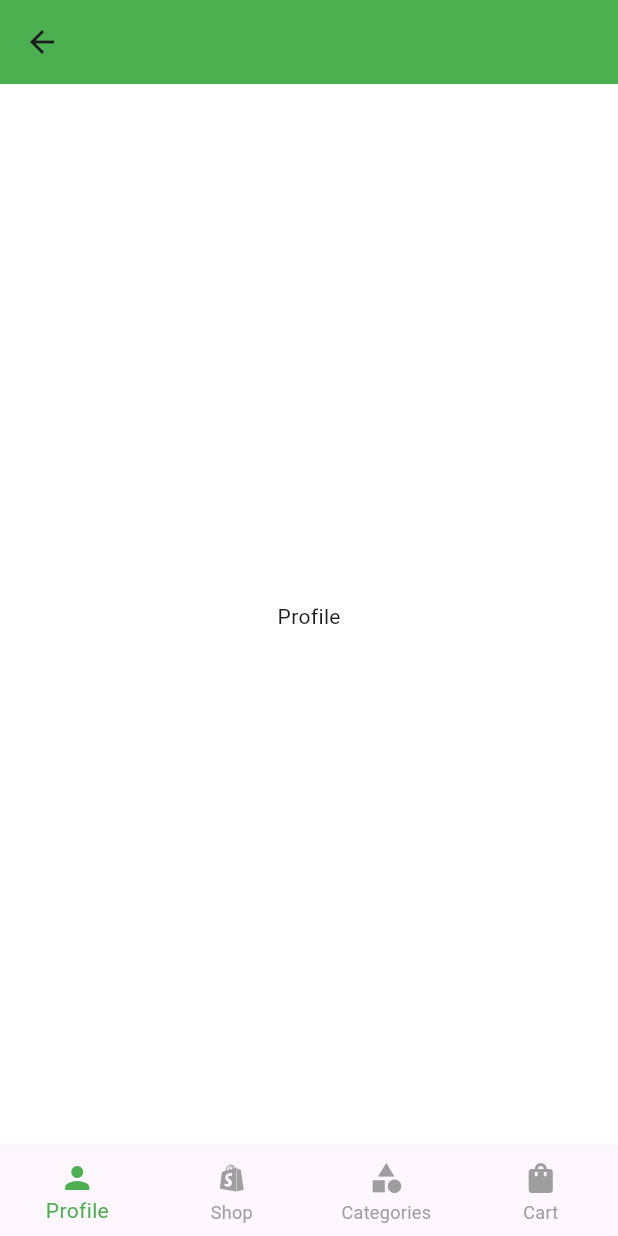
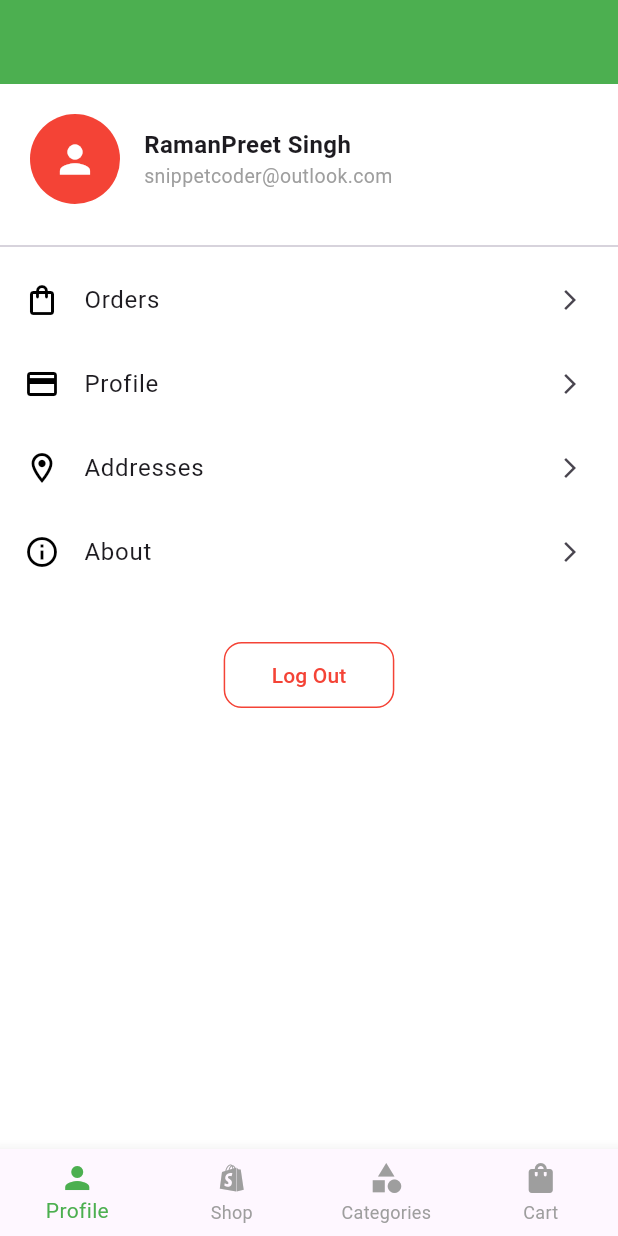
Before and after one commit to hosobaomat/ITSS, a Flutter app: the HomePage screen opened directly, on a phone screen of 412 x 824 dp. Run offline on Flutter 3.47's test engine with Material 3 defaults, Android fonts, the light colour scheme and no system bars.

Commit message:
giao dien cac tab

```diff
--- a/Login Menu/login_menu/lib/pages/home_page.dart
+++ b/Login Menu/login_menu/lib/pages/home_page.dart
@@ -1,4 +1,8 @@
 import 'package:flutter/material.dart';
+import 'package:login_menu/pages/cart_tab.dart';
+import 'package:login_menu/pages/categories_tab.dart';
+import 'package:login_menu/pages/profil_tab.dart';
+import 'package:login_menu/pages/shop_tab.dart';
 
 class HomePage extends StatefulWidget {
   const HomePage({super.key});
@@ -43,131 +47,16 @@
         index: _selectedIndex,
         children: [
           // Tab profile
-          const Center(child: Text('Profile')),
+          ProfilTab(),
 
           // Tab Shop
-          Center(
-            child: Column(
-              children: [
-                // Thanh tìm kiếm
-                Padding(
-                  padding: const EdgeInsets.all(16.0),
-                  child: TextField(
-                    decoration: InputDecoration(
-                      hintText: 'Tìm kiếm sản phẩm...',
-                      prefixIcon: Icon(Icons.search),
-                      border: OutlineInputBorder(
-                        borderRadius: BorderRadius.circular(12.0),
-                        borderSide: BorderSide(color: Colors.green),
-                      ),
-                    ),
-                  ),
-                ),
-              ],
-            ),
-          ),
+          ShopTab(),
 
           // Tab Categories
-          Center(
-            child: Column(
-              crossAxisAlignment: CrossAxisAlignment.start,
-              children: [
-                // Tiêu đề "All Categories"
-                Center(
-                  child: Padding(
-                    padding: const EdgeInsets.all(16.0),
-                    child: Text(
-                      'All Categories',
-                      style: TextStyle(
-                        fontSize: 24,
-                        fontWeight: FontWeight.bold,
-                        color: Colors.black,
-                      ),
-                    ),
-                  ),
-                ),
-                // Danh sách các category
-                Expanded(
-                  child: ListView(
-                    children: const [
-                      ListTile(
-                        title: Text('Category 1'),
-                        leading: Icon(Icons.category),
-                      ),
-                      ListTile(
-                        title: Text('Category 2'),
-                        leading: Icon(Icons.category),
-                      ),
-                      ListTile(
-                        title: Text('Category 3'),
-                        leading: Icon(Icons.category),
-                      ),
-                      ListTile(
-                        title: Text('Category 4'),
-                        leading: Icon(Icons.category),
-                      ),
-                    ],
-                  ),
-                ),
-              ],
-            ),
-          ),
+          CategoriesTab(),
 
           // Tab Cart
-          Center(
-            child: Column(
-              crossAxisAlignment: CrossAxisAlignment.center,
-              children: [
-                // Tiêu đề "My Cart"
-                Padding(
-                  padding: const EdgeInsets.all(16.0),
-                  child: Text(
-                    'My Cart',
-                    style: TextStyle(
-                      fontSize: 24,
-                      fontWeight: FontWeight.bold,
-                      color: Colors.black,
-                    ),
-                  ),
-                ),
-                // Nút chọn danh sách theo ngày
-                Padding(
-                  padding: const EdgeInsets.all(16.0),
-                  child: Column(
-                    children: [
-                      ElevatedButton(
-                        onPressed: () {
-                          // Logic để chọn ngày
-                        },
-                        style: ElevatedButton.styleFrom(
-                          backgroundColor: Colors.green,
-                          padding: EdgeInsets.symmetric(
-                            vertical: 16,
-                            horizontal: 24,
-                          ),
-                          textStyle: TextStyle(fontSize: 16),
-                        ),
-                        child: const Text(
-                          'Chọn ngày',
-                          style: TextStyle(color: Colors.black),
-                        ),
-                      ),
-                      SizedBox(height: 16),
-                    ],
-                  ),
-                ),
-                // Danh sách các mặt hàng
-                Expanded(
-                  child: Center(
-                    child: Text(
-                      'Giỏ hàng của bạn trống!',
-                      style: TextStyle(fontSize: 18, color: Colors.grey),
-                    ),
-                  ),
-                ),
-              ],
-            ),
-          ),
+          CartTab(),
         ],
       ),
       bottomNavigationBar: BottomNavigationBar(
--- a/Login Menu/login_menu/lib/pages/login_page.dart
+++ b/Login Menu/login_menu/lib/pages/login_page.dart
@@ -25,6 +25,8 @@
 
     if (success) {
       signInUser(context);
+      _usernameController.clear(); //xoa
+      _passwordController.clear();
     } else {
       ScaffoldMessenger.of(context).showSnackBar(
         SnackBar(content: Text("Sai tài khoản hoặc mật khẩu")),
@@ -33,7 +35,7 @@
   }
 
   void signInUser(BuildContext context) {
-    Navigator.push(
+    Navigator.pushReplacement(
         context, MaterialPageRoute(builder: (context) => const HomePage()));
   }
 
--- /dev/null
+++ b/Login Menu/login_menu/lib/pages/profil_tab.dart
@@ -0,0 +1,103 @@
+import 'package:flutter/material.dart';
+
+class ProfilTab extends StatelessWidget {
+  const ProfilTab({super.key});
+
+  @override
+  Widget build(BuildContext context) {
+    return
+        // Tab Profile
+        SingleChildScrollView(
+      child: Column(
+        crossAxisAlignment: CrossAxisAlignment.start,
+        children: [
+          const SizedBox(height: 20),
+          Padding(
+            padding: const EdgeInsets.symmetric(horizontal: 20.0),
+            child: Row(
+              children: [
+                const CircleAvatar(
+                  radius: 30,
+                  backgroundColor: Colors.red,
+                  child: Icon(Icons.person, color: Colors.white, size: 30),
+                ),
+                const SizedBox(width: 16),
+                Column(
+                  crossAxisAlignment: CrossAxisAlignment.start,
+                  children: const [
+                    Text(
+                      'RamanPreet Singh',
+                      style:
+                          TextStyle(fontSize: 16, fontWeight: FontWeight.bold),
+                    ),
+                    Text(
+                      'snippetcoder@outlook.com',
+                      style: TextStyle(fontSize: 13, color: Colors.grey),
+                    ),
+                  ],
+                ),
+              ],
+            ),
+          ),
+          const SizedBox(height: 20),
+          const Divider(),
+          const _ProfileMenuItem(
+              icon: Icons.shopping_bag_outlined, title: 'Orders'),
+          const _ProfileMenuItem(icon: Icons.credit_card, title: 'Profile'),
+          const _ProfileMenuItem(
+              icon: Icons.location_on_outlined, title: 'Addresses'),
+          const _ProfileMenuItem(icon: Icons.info_outline, title: 'About'),
+          const SizedBox(height: 30),
+          Center(
+            child: Padding(
+              padding: const EdgeInsets.symmetric(horizontal: 20),
+              child: ElevatedButton(
+                onPressed: () {
+                  Navigator.pop(context);
+                },
+                style: ElevatedButton.styleFrom(
+                  foregroundColor: Colors.red,
+                  backgroundColor: Colors.white,
+                  side: const BorderSide(color: Colors.red),
+                  elevation: 0,
+                  shape: RoundedRectangleBorder(
+                    borderRadius: BorderRadius.circular(12),
+                  ),
+                  padding:
+                      const EdgeInsets.symmetric(vertical: 12, horizontal: 32),
+                ),
+                child: const Text('Log Out'),
+              ),
+            ),
+          ),
+          const SizedBox(height: 30),
+        ],
+      ),
+    );
+  }
+}
+
+class _ProfileMenuItem extends StatelessWidget {
+  final IconData icon;
+  final String title;
+
+  const _ProfileMenuItem({
+    required this.icon,
+    required this.title,
+  });
+
+  @override
+  Widget build(BuildContext context) {
+    return ListTile(
+      leading: Icon(icon, color: Colors.black),
+      title: Text(title),
+      trailing: const Icon(Icons.arrow_forward_ios, size: 16),
+      onTap: () {
+        // Thêm xử lý nếu cần
+        ScaffoldMessenger.of(context).showSnackBar(
+          SnackBar(content: Text('Bạn vừa chọn "$title"')),
+        );
+      },
+    );
+  }
+}
--- a/Login Menu/login_menu/lib/service/auth_service.dart
+++ b/Login Menu/login_menu/lib/service/auth_service.dart
@@ -3,7 +3,7 @@
 
 class AuthService {
   static const String apiUrl =
-      "http://192.168.0.100:5000"; // Đổi IP backend của bạn
+      "http://192.168.0.104:5000"; // Đổi IP backend của bạn
 
   Future<bool> login(String username, String password) async {
     try {
```
Also changed, not shown: Login Menu/login_menu/lib/pages/cart_tab.dart (added, +63 -0 lines), Login Menu/login_menu/lib/pages/categories_tab.dart (added, +53 -0 lines), Login Menu/login_menu/lib/pages/shop_tab.dart (added, +183 -0 lines).
